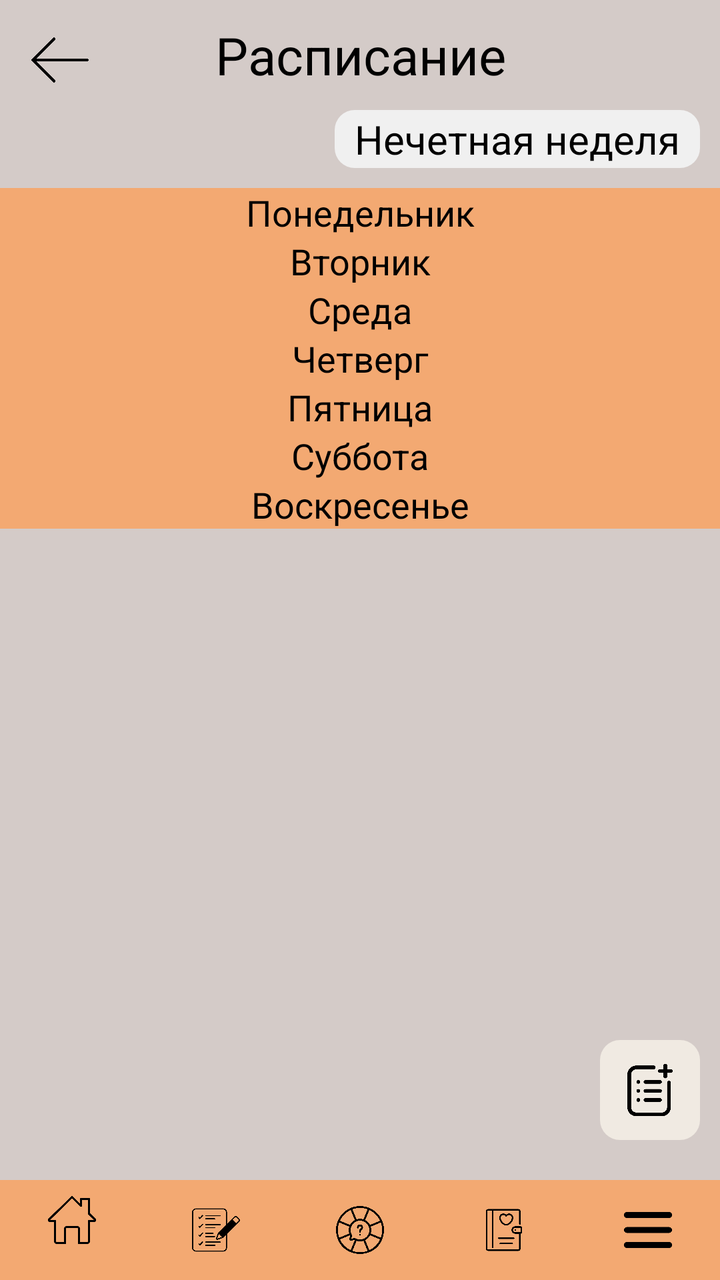
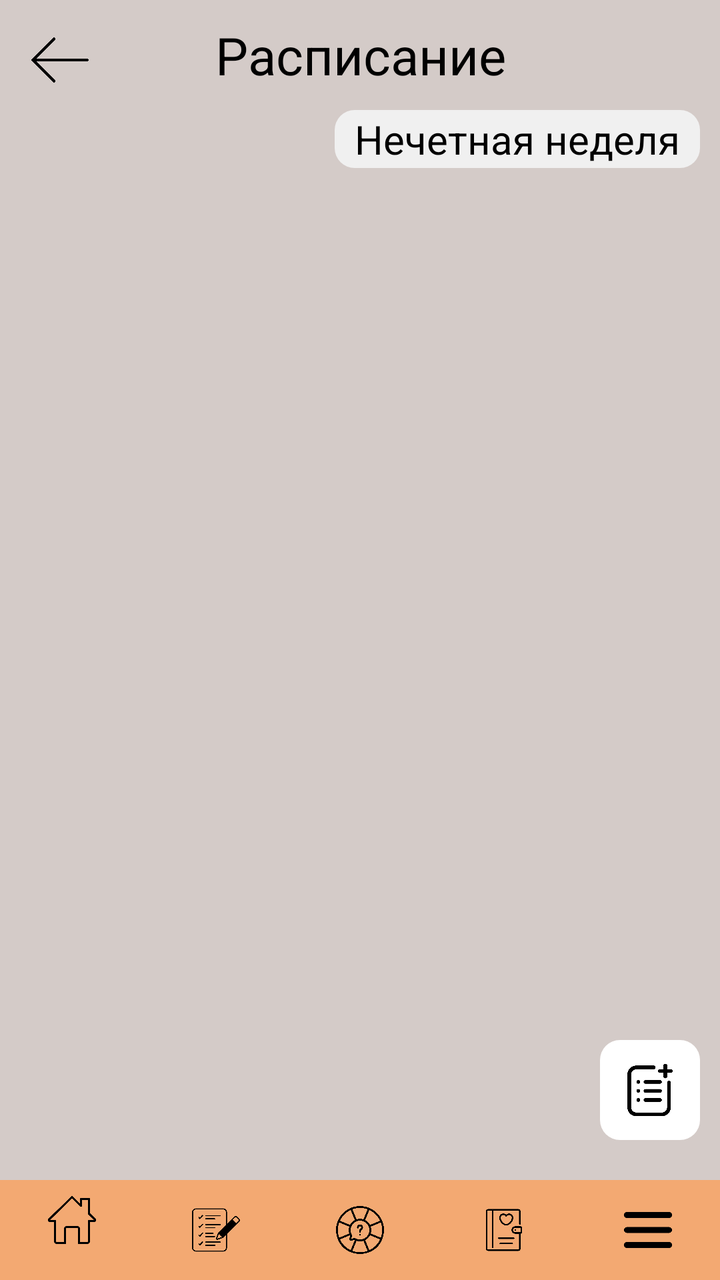

Compare the two renders of this Android layout. The source of the first and the diff that turns it into the second are given below.
<!-- AndroidManifest.xml: application theme Theme.Assistant -->
<!-- res/layout/activity_timetable.xml -->
<?xml version="1.0" encoding="utf-8"?>
<RelativeLayout xmlns:android="http://schemas.android.com/apk/res/android"
    xmlns:app="http://schemas.android.com/apk/res-auto"
    xmlns:tools="http://schemas.android.com/tools"
    android:layout_width="match_parent"
    android:layout_height="match_parent"
    android:background="@color/background_main"
    tools:context=".CtgForWheelActivity"
    android:scrollbars="vertical">

    <ImageButton
        android:layout_width="60dp"
        android:layout_height="60dp"
        android:id="@+id/backBtn"
        android:src="@drawable/back"
        android:scaleType="fitCenter"
        android:backgroundTint="@color/background_main"
        />

    <TextView
        android:layout_width="match_parent"
        android:layout_height="wrap_content"
        android:id="@+id/textTt"
        android:text="Расписание"
        android:textSize="26dp"
        android:gravity="center"
        android:textColor="@color/black"
        android:paddingVertical="10dp"/>




    <ScrollView
        android:layout_width="match_parent"
        android:layout_height="match_parent"
        android:id="@+id/scroll"
        android:layout_below="@+id/textTt"
        android:layout_marginBottom="50dp">
        <LinearLayout
            android:layout_width="match_parent"
            android:layout_height="wrap_content"
            android:orientation="vertical">


            <TextView
                android:layout_width="wrap_content"
                android:layout_height="wrap_content"
                android:id="@+id/textLL"
                android:textSize="20dp"
                android:layout_gravity="end"
                android:textColor="@color/black"
                android:text="Нечетная неделя"
                android:background="@drawable/image_btn_style"
                android:paddingHorizontal="10dp"
                android:paddingVertical="1dp"
                android:layout_marginBottom="10dp"
                android:layout_alignParentEnd="true"
                android:layout_marginHorizontal="10dp"/>

            <TextView
                android:layout_width="match_parent"
                android:layout_height="wrap_content"
                android:id="@+id/mondayText"
                android:text="Понедельник"
                android:textColor="@color/black"
                android:background="@color/bottom_menu"
                android:textSize="18dp"
                android:textAlignment="center"/>

            <androidx.recyclerview.widget.RecyclerView
                android:id="@+id/recycler_view_timetable_monday"
                android:layout_width="match_parent"
                android:layout_height="wrap_content" />



        <TextView
            android:layout_width="match_parent"
            android:layout_height="wrap_content"
            android:id="@+id/tuesdayText"
            android:text="Вторник"
            android:textColor="@color/black"
            android:background="@color/bottom_menu"
            android:textSize="18dp"
            android:textAlignment="center"/>

            <androidx.recyclerview.widget.RecyclerView
                android:id="@+id/recycler_view_timetable_tuesday"
                android:layout_width="match_parent"
                android:layout_height="wrap_content" />



            <TextView
                android:layout_width="match_parent"
                android:layout_height="wrap_content"
                android:id="@+id/wednesdayText"
                android:text="Среда"
                android:textColor="@color/black"
                android:background="@color/bottom_menu"
                android:textSize="18dp"
                android:textAlignment="center"/>

            <androidx.recyclerview.widget.RecyclerView
                android:id="@+id/recycler_view_timetable_wednesday"
                android:layout_width="match_parent"
                android:layout_height="match_parent"
                android:scrollbars="none" />




            <TextView
            android:layout_width="match_parent"
            android:layout_height="wrap_content"
            android:id="@+id/thursdayText"
            android:text="Четверг"
            android:textColor="@color/black"
            android:background="@color/bottom_menu"
            android:textSize="18dp"
            android:textAlignment="center"/>

            <androidx.recyclerview.widget.RecyclerView
                android:id="@+id/recycler_view_timetable_thursday"
                android:layout_width="match_parent"
                android:layout_height="wrap_content" />



        <TextView
            android:layout_width="match_parent"
            android:layout_height="wrap_content"
            android:id="@+id/fridayText"
            android:text="Пятница"
            android:textColor="@color/black"
            android:background="@color/bottom_menu"
            android:textSize="18dp"
            android:textAlignment="center"/>

            <androidx.recyclerview.widget.RecyclerView
                android:id="@+id/recycler_view_timetable_friday"
                android:layout_width="match_parent"
                android:layout_height="wrap_content" />



        <TextView
            android:layout_width="match_parent"
            android:layout_height="wrap_content"
            android:id="@+id/saturdayText"
            android:text="Суббота"
            android:textColor="@color/black"
            android:background="@color/bottom_menu"
            android:textSize="18dp"
            android:textAlignment="center"/>

            <androidx.recyclerview.widget.RecyclerView
                android:id="@+id/recycler_view_timetable_saturday"
                android:layout_width="match_parent"
                android:layout_height="wrap_content" />




        <TextView
            android:layout_width="match_parent"
            android:layout_height="wrap_content"
            android:id="@+id/sundayText"
            android:text="Воскресенье"
            android:textColor="@color/black"
            android:background="@color/bottom_menu"
            android:textSize="18dp"
            android:textAlignment="center"/>

            <androidx.recyclerview.widget.RecyclerView
                android:id="@+id/recycler_view_timetable_sunday"
                android:layout_width="match_parent"
                android:layout_height="wrap_content" />


    </LinearLayout>

</ScrollView>

    <ImageButton
        android:layout_width="50dp"
        android:layout_height="50dp"
        android:id="@+id/addEventBtn"
        android:src="@drawable/add_plus3"
        android:scaleType="fitCenter"
        android:padding="10dp"
        android:background="@drawable/image_btn_style"
        android:backgroundTint="@color/filter_bcg"
        android:layout_alignParentBottom="true"
        android:layout_marginBottom="70dp"
        android:layout_marginRight="10dp"
        android:layout_alignParentRight="true"
        />


    <com.google.android.material.bottomnavigation.BottomNavigationView
    android:id="@+id/bottomNavigationView"
    android:layout_width="match_parent"
    android:layout_height="50dp"
    android:background="@color/bottom_menu"
    style="@style/Widget.MaterialComponents.BottomNavigationView.Colored"
    app:itemIconTint="@color/black"
    android:layout_alignParentBottom="true"
    app:menu="@menu/bottom_menu"/>

</RelativeLayout>
<!-- resources referenced by this layout -->
<resources>
  <color name="background_main">#FFD4CBC8</color>
  <color name="black">#FF000000</color>
  <color name="bottom_menu">#FFF3A972</color>
  <color name="filter_bcg">#FFF0EAE2</color>
  <!-- drawable add_plus3: png bitmap (drawable, 9426 bytes) -->
  <!-- drawable back: png bitmap (drawable, 2771 bytes) -->
  <!-- drawable image_btn_style (drawable) -->
  <?xml version="1.0" encoding="utf-8"?>
  <shape xmlns:android="http://schemas.android.com/apk/res/android">
      <solid android:color="@color/background2"/>
      <corners android:radius="10.0dp"/>
  </shape>
  <style name="Theme.Assistant" parent="Base.Theme.Assistant" />
  <color name="background2">#FFF0F0F0</color>
  <style name="Base.Theme.Assistant" parent="Theme.Material3.DayNight.NoActionBar">
          
          
          <item name="colorPrimary">@color/background_main</item>
  
          <item name="android:spinnerItemStyle">
              @style/spinnerItemStyle
          </item>
  
          
          <item name="android:spinnerDropDownItemStyle">
              @style/spinnerDropDownItemStyle
          </item>
  
      </style>
  <style name="spinnerItemStyle">
  
          <item name="android:textStyle">normal</item>
          <item name="android:paddingHorizontal">20dp</item>
          <item name="android:textSize">20sp</item>
          <item name="android:textColor">@color/black</item>
      </style>
  <style name="spinnerDropDownItemStyle">
          <item name="android:paddingHorizontal">20dp</item>
          <item name="android:paddingVertical">10dp</item>
          <item name="android:textSize">20sp</item>
          <item name="android:textColor">@color/black</item>
      </style>
</resources>

<!-- the commit's change to res/layout/activity_timetable.xml (unified diff, before → after) -->
@@ -28,159 +28,32 @@
         android:paddingVertical="10dp"/>
 
 
-
-
-    <ScrollView
-        android:layout_width="match_parent"
-        android:layout_height="match_parent"
-        android:id="@+id/scroll"
+    <TextView
+        android:layout_width="wrap_content"
+        android:layout_height="wrap_content"
+        android:id="@+id/textLL"
         android:layout_below="@+id/textTt"
-        android:layout_marginBottom="50dp">
-        <LinearLayout
-            android:layout_width="match_parent"
-            android:layout_height="wrap_content"
-            android:orientation="vertical">
-
-
-            <TextView
-                android:layout_width="wrap_content"
-                android:layout_height="wrap_content"
-                android:id="@+id/textLL"
-                android:textSize="20dp"
-                android:layout_gravity="end"
-                android:textColor="@color/black"
-                android:text="Нечетная неделя"
-                android:background="@drawable/image_btn_style"
-                android:paddingHorizontal="10dp"
-                android:paddingVertical="1dp"
-                android:layout_marginBottom="10dp"
-                android:layout_alignParentEnd="true"
-                android:layout_marginHorizontal="10dp"/>
-
-            <TextView
-                android:layout_width="match_parent"
-                android:layout_height="wrap_content"
-                android:id="@+id/mondayText"
-                android:text="Понедельник"
-                android:textColor="@color/black"
-                android:background="@color/bottom_menu"
-                android:textSize="18dp"
-                android:textAlignment="center"/>
-
-            <androidx.recyclerview.widget.RecyclerView
-                android:id="@+id/recycler_view_timetable_monday"
-                android:layout_width="match_parent"
-                android:layout_height="wrap_content" />
+        android:textSize="20dp"
+        android:layout_gravity="end"
+        android:textColor="@color/black"
+        android:text="Нечетная неделя"
+        android:background="@drawable/image_btn_style"
+        android:paddingHorizontal="10dp"
+        android:paddingVertical="1dp"
+        android:layout_marginBottom="10dp"
+        android:layout_alignParentEnd="true"
+        android:layout_marginHorizontal="10dp"/>
 
 
 
-        <TextView
-            android:layout_width="match_parent"
-            android:layout_height="wrap_content"
-            android:id="@+id/tuesdayText"
-            android:text="Вторник"
-            android:textColor="@color/black"
-            android:background="@color/bottom_menu"
-            android:textSize="18dp"
-            android:textAlignment="center"/>
-
-            <androidx.recyclerview.widget.RecyclerView
-                android:id="@+id/recycler_view_timetable_tuesday"
-                android:layout_width="match_parent"
-                android:layout_height="wrap_content" />
+    <androidx.recyclerview.widget.RecyclerView
+        android:layout_width="match_parent"
+        android:layout_height="wrap_content"
+        android:id="@+id/recycler_view_timetable_monday"
+        android:layout_below="@+id/textLL"
+        android:layout_marginBottom="60dp"/>
 
 
-
-            <TextView
-                android:layout_width="match_parent"
-                android:layout_height="wrap_content"
-                android:id="@+id/wednesdayText"
-                android:text="Среда"
-                android:textColor="@color/black"
-                android:background="@color/bottom_menu"
-                android:textSize="18dp"
-                android:textAlignment="center"/>
-
-            <androidx.recyclerview.widget.RecyclerView
-                android:id="@+id/recycler_view_timetable_wednesday"
-                android:layout_width="match_parent"
-                android:layout_height="match_parent"
-                android:scrollbars="none" />
-
-
-
-
-            <TextView
-            android:layout_width="match_parent"
-            android:layout_height="wrap_content"
-            android:id="@+id/thursdayText"
-            android:text="Четверг"
-            android:textColor="@color/black"
-            android:background="@color/bottom_menu"
-            android:textSize="18dp"
-            android:textAlignment="center"/>
-
-            <androidx.recyclerview.widget.RecyclerView
-                android:id="@+id/recycler_view_timetable_thursday"
-                android:layout_width="match_parent"
-                android:layout_height="wrap_content" />
-
-
-
-        <TextView
-            android:layout_width="match_parent"
-            android:layout_height="wrap_content"
-            android:id="@+id/fridayText"
-            android:text="Пятница"
-            android:textColor="@color/black"
-            android:background="@color/bottom_menu"
-            android:textSize="18dp"
-            android:textAlignment="center"/>
-
-            <androidx.recyclerview.widget.RecyclerView
-                android:id="@+id/recycler_view_timetable_friday"
-                android:layout_width="match_parent"
-                android:layout_height="wrap_content" />
-
-
-
-        <TextView
-            android:layout_width="match_parent"
-            android:layout_height="wrap_content"
-            android:id="@+id/saturdayText"
-            android:text="Суббота"
-            android:textColor="@color/black"
-            android:background="@color/bottom_menu"
-            android:textSize="18dp"
-            android:textAlignment="center"/>
-
-            <androidx.recyclerview.widget.RecyclerView
-                android:id="@+id/recycler_view_timetable_saturday"
-                android:layout_width="match_parent"
-                android:layout_height="wrap_content" />
-
-
-
-
-        <TextView
-            android:layout_width="match_parent"
-            android:layout_height="wrap_content"
-            android:id="@+id/sundayText"
-            android:text="Воскресенье"
-            android:textColor="@color/black"
-            android:background="@color/bottom_menu"
-            android:textSize="18dp"
-            android:textAlignment="center"/>
-
-            <androidx.recyclerview.widget.RecyclerView
-                android:id="@+id/recycler_view_timetable_sunday"
-                android:layout_width="match_parent"
-                android:layout_height="wrap_content" />
-
-
-    </LinearLayout>
-
-</ScrollView>
 
     <ImageButton
         android:layout_width="50dp"
@@ -190,7 +63,7 @@
         android:scaleType="fitCenter"
         android:padding="10dp"
         android:background="@drawable/image_btn_style"
-        android:backgroundTint="@color/filter_bcg"
+        android:backgroundTint="@color/white"
         android:layout_alignParentBottom="true"
         android:layout_marginBottom="70dp"
         android:layout_marginRight="10dp"
<!-- resource entries referenced after the edit -->
@@ -3,7 +3,7 @@
   <color name="background_main">#FFD4CBC8</color>
   <color name="black">#FF000000</color>
   <color name="bottom_menu">#FFF3A972</color>
-  <color name="filter_bcg">#FFF0EAE2</color>
+  <color name="white">#FFFFFFFF</color>
   <!-- drawable add_plus3: png bitmap (drawable, 9426 bytes) -->
   <!-- drawable back: png bitmap (drawable, 2771 bytes) -->
   <!-- drawable image_btn_style (drawable) -->
